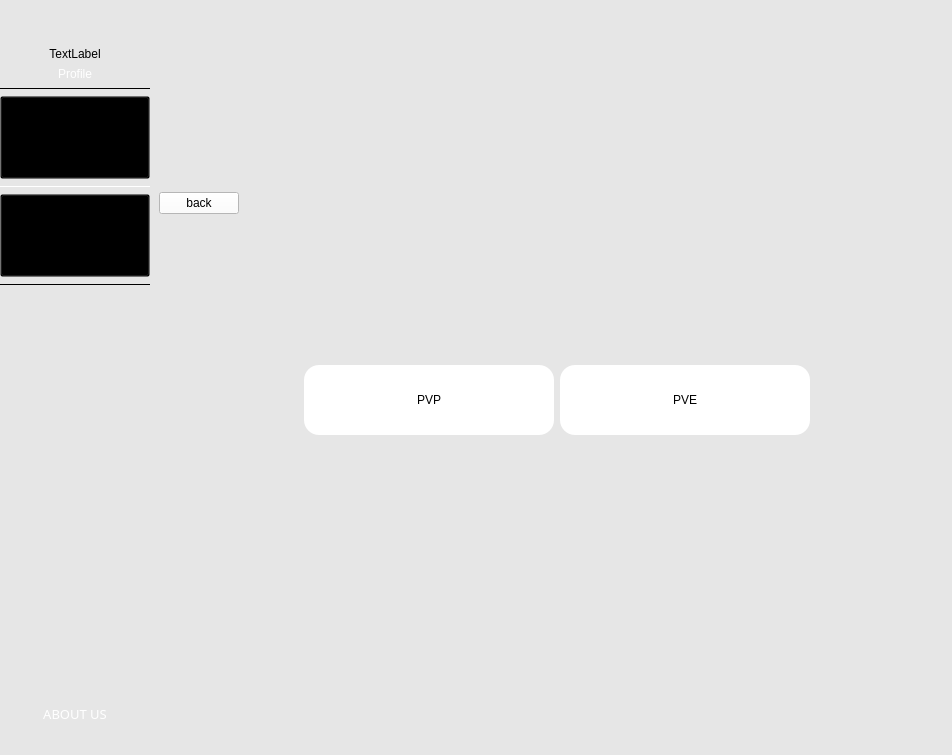
Before: the Qt Designer form Packet_Versions/Packet1/secdialog.ui in ameerlouly/TicTacToe_Embedded2027, drawn with Qt 5.
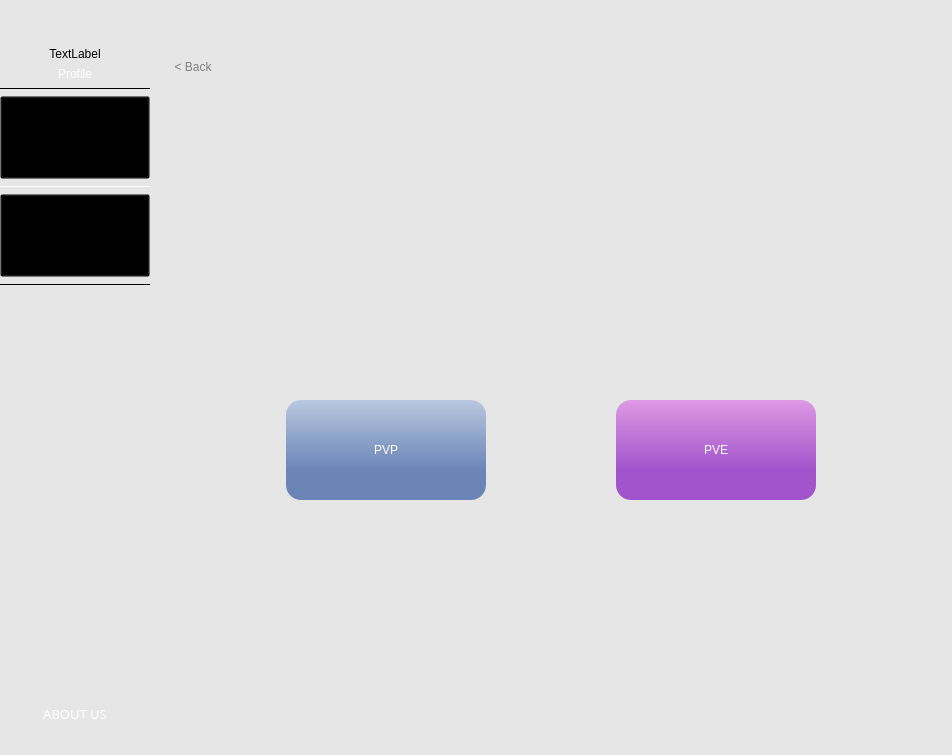
After: the same form once the commit is applied. The open tabs and pages were chosen to show the change. Icons and pictures are not drawn.

```diff
--- a/Packet_Versions/Packet1/secdialog.ui
+++ b/Packet_Versions/Packet1/secdialog.ui
@@ -522,22 +522,48 @@
         </layout>
        </widget>
        <widget class="QWidget" name="VsPage">
-        <layout class="QGridLayout" name="gridLayout_10">
-         <item row="0" column="0">
+        <layout class="QVBoxLayout" name="verticalLayout_6">
+         <item>
+          <layout class="QHBoxLayout" name="horizontalLayout_3">
+           <property name="leftMargin">
+            <number>15</number>
+           </property>
+           <property name="topMargin">
+            <number>10</number>
+           </property>
+           <item>
           <widget class="QPushButton" name="back_3">
            <property name="styleSheet">
-            <string notr="true">QPushButton{
-background-color:white;
-color:rgb(0, 0, 0);
-font: 900 9pt &quot;Segoe UI&quot;;
+              <string notr="true">QPushButton
+{
+	color: grey;
+	font: 300 15pt &quot;Montserrat&quot;;
+	Background: rgba(0, 0, 0, 0);
+	border: none;
+}
+
+QPushButton:hover
+{
+	font: 300 15pt &quot;Montserrat&quot;;
+	color: rgb(90, 90, 90);
+	Background: rgba(0, 0, 0, 0);
+	border: none;
+}
+
+QPushButton:pressed
+{
+	font: 300 15pt &quot;Montserrat&quot;;
+	color: rgb(36, 36, 36);
+	Background: rgba(0, 0, 0, 0);
+	border: none;
 }</string>
            </property>
            <property name="text">
-            <string>back</string>
+              <string>&lt; Back</string>
            </property>
           </widget>
          </item>
-         <item row="0" column="1" colspan="2">
+           <item>
           <spacer name="horizontalSpacer_9">
            <property name="orientation">
             <enum>Qt::Orientation::Horizontal</enum>
@@ -550,48 +576,99 @@
            </property>
           </spacer>
          </item>
-         <item row="0" column="3">
+          </layout>
+         </item>
+         <item>
+          <layout class="QGridLayout" name="gridLayout_4">
+           <item row="0" column="1">
           <spacer name="verticalSpacer_8">
            <property name="orientation">
             <enum>Qt::Orientation::Vertical</enum>
            </property>
            <property name="sizeHint" stdset="0">
             <size>
-             <width>20</width>
-             <height>289</height>
+               <width>17</width>
+               <height>98</height>
             </size>
            </property>
           </spacer>
          </item>
-         <item row="1" column="0" colspan="2">
+           <item row="1" column="0">
           <spacer name="horizontalSpacer_8">
            <property name="orientation">
             <enum>Qt::Orientation::Horizontal</enum>
            </property>
            <property name="sizeHint" stdset="0">
             <size>
-             <width>188</width>
-             <height>20</height>
+               <width>48</width>
+               <height>69</height>
             </size>
            </property>
           </spacer>
          </item>
-         <item row="1" column="2" colspan="2">
-          <layout class="QGridLayout" name="gridLayout_9">
-           <item row="0" column="0">
+           <item row="1" column="1">
+            <layout class="QHBoxLayout" name="horizontalLayout_2">
+             <property name="spacing">
+              <number>130</number>
+             </property>
+             <item>
+              <layout class="QVBoxLayout" name="verticalLayout_4">
+               <property name="spacing">
+                <number>30</number>
+               </property>
+               <item>
+                <widget class="QLabel" name="label_4">
+                 <property name="minimumSize">
+                  <size>
+                   <width>74</width>
+                   <height>40</height>
+                  </size>
+                 </property>
+                 <property name="text">
+                  <string/>
+                 </property>
+                 <property name="pixmap">
+                  <pixmap resource="images.qrc">:/Logic/Graphics/Ready/PvP_icon.png</pixmap>
+                 </property>
+                </widget>
+               </item>
+               <item>
             <widget class="QPushButton" name="PVP">
              <property name="minimumSize">
               <size>
-               <width>250</width>
-               <height>70</height>
+                   <width>200</width>
+                   <height>100</height>
               </size>
              </property>
              <property name="styleSheet">
-              <string notr="true">QPushButton{
-border-radius:15px;
-background-color:white;
-color:rgb(0, 0, 0);
-font: 900 9pt &quot;Segoe UI&quot;;
+                  <string notr="true">QPushButton
+{
+	border-radius:15px;
+	background-color:qlineargradient(spread:pad, x1:0.5, y1:0, x2:0.5, y2:0.7, stop:0 rgba(186, 200, 224, 255), stop:1 rgba(106, 133, 182, 255));
+	color: white;
+	font: 700 40pt &quot;Montserrat&quot;;
+	min-width: 200px;
+	min-height: 100px;
+}
+
+QPushButton:hover
+{
+	border-radius:15px;
+	background-color:rgba(186, 200, 224, 255);
+	color: white;
+	font: 700 40pt &quot;Montserrat&quot;;
+	min-width: 200px;
+	min-height: 100px;
+}
+
+QPushButton:pressed
+{
+	border-radius:15px;
+	background-color:rgba(106, 133, 182, 255);
+	color: white;
+	font: 700 40pt &quot;Montserrat&quot;;
+	min-width: 200px;
+	min-height: 100px;
 }</string>
              </property>
              <property name="text">
@@ -599,20 +676,66 @@
              </property>
             </widget>
            </item>
-           <item row="0" column="1">
+              </layout>
+             </item>
+             <item>
+              <layout class="QVBoxLayout" name="verticalLayout_5">
+               <property name="spacing">
+                <number>30</number>
+               </property>
+               <item>
+                <widget class="QLabel" name="label_5">
+                 <property name="minimumSize">
+                  <size>
+                   <width>74</width>
+                   <height>40</height>
+                  </size>
+                 </property>
+                 <property name="text">
+                  <string/>
+                 </property>
+                 <property name="pixmap">
+                  <pixmap resource="images.qrc">:/Logic/Graphics/Ready/PvE_icon.png</pixmap>
+                 </property>
+                </widget>
+               </item>
+               <item>
             <widget class="QPushButton" name="PVE">
              <property name="minimumSize">
               <size>
-               <width>250</width>
-               <height>70</height>
+                   <width>200</width>
+                   <height>100</height>
               </size>
              </property>
              <property name="styleSheet">
-              <string notr="true">QPushButton{
-border-radius:15px;
-background-color:white;
-color:rgb(0, 0, 0);
-font: 900 9pt &quot;Segoe UI&quot;;
+                  <string notr="true">QPushButton
+{
+	border-radius:15px;
+	background-color: qlineargradient(spread:pad, x1:0.5, y1:0, x2:0.5, y2:0.7, stop:0 rgba(222, 152, 227, 255), stop:1 rgba(162, 84, 204, 255));
+	color: white;
+	font: 700 40pt &quot;Montserrat&quot;;
+	min-width: 200px;
+	min-height: 100px;
+}
+
+QPushButton:hover
+{
+	border-radius:15px;
+	background-color: rgba(222, 152, 227, 255);
+	color: white;
+	font: 700 40pt &quot;Montserrat&quot;;
+	min-width: 200px;
+	min-height: 100px;
+}
+
+QPushButton:pressed
+{
+	border-radius:15px;
+	background-color: rgba(162, 84, 204, 255);
+	color: white;
+	font: 700 40pt &quot;Montserrat&quot;;
+	min-width: 200px;
+	min-height: 100px;
 }</string>
              </property>
              <property name="text">
@@ -622,31 +745,35 @@
            </item>
           </layout>
          </item>
-         <item row="1" column="4">
+            </layout>
+           </item>
+           <item row="1" column="2">
           <spacer name="horizontalSpacer_10">
            <property name="orientation">
             <enum>Qt::Orientation::Horizontal</enum>
            </property>
            <property name="sizeHint" stdset="0">
             <size>
-             <width>277</width>
-             <height>20</height>
+               <width>58</width>
+               <height>69</height>
             </size>
            </property>
           </spacer>
          </item>
-         <item row="2" column="3">
+           <item row="2" column="1">
           <spacer name="verticalSpacer_9">
            <property name="orientation">
             <enum>Qt::Orientation::Vertical</enum>
            </property>
            <property name="sizeHint" stdset="0">
             <size>
-             <width>20</width>
-             <height>288</height>
+               <width>17</width>
+               <height>108</height>
             </size>
            </property>
           </spacer>
+           </item>
+          </layout>
          </item>
         </layout>
        </widget>
```
Left out of the diff: 34 changed lines with no effect on the pictures. Lines whose indentation alone changed are shown as unchanged.
